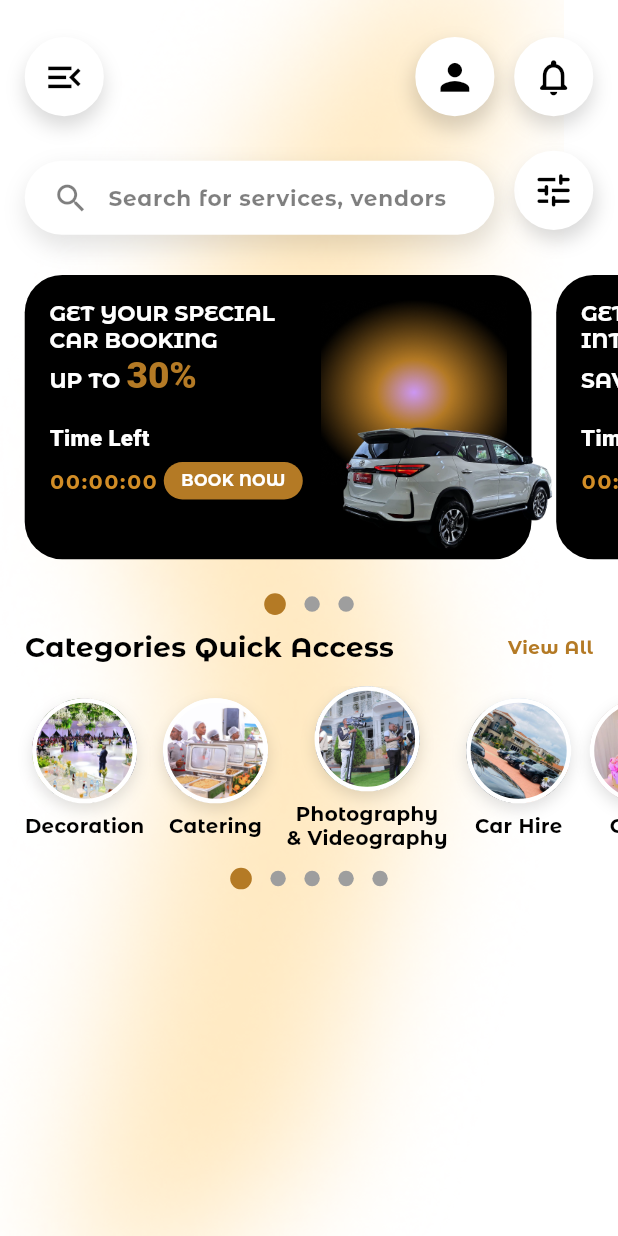
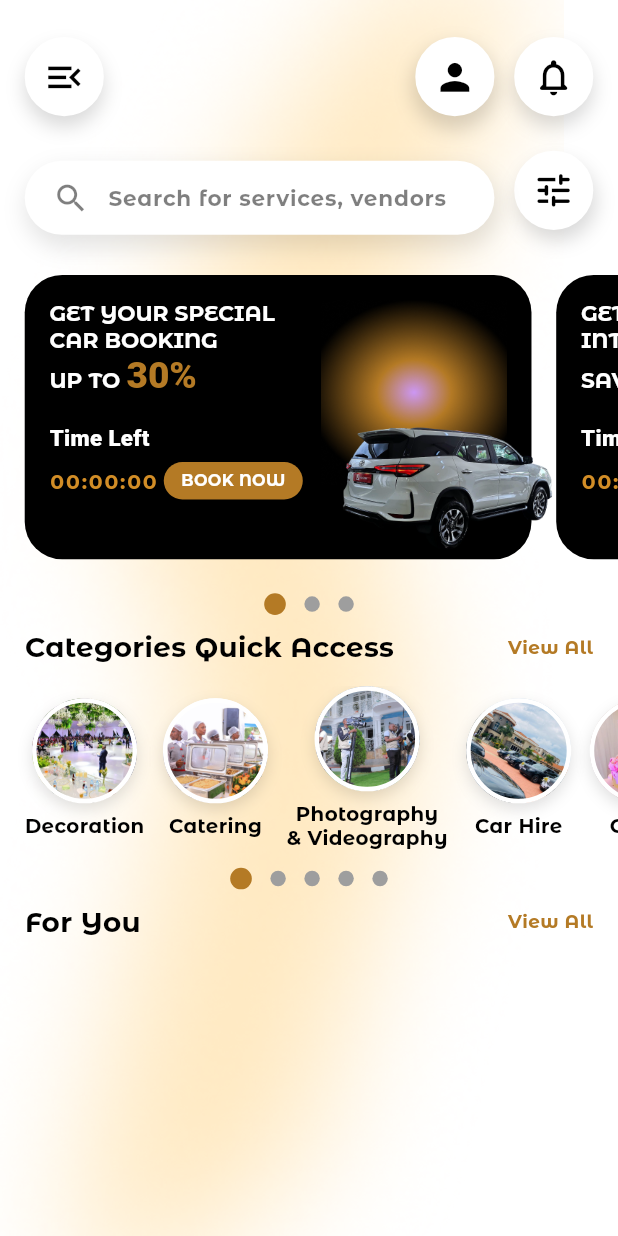
Before and after one commit to Alvin11David/Events-Uganda, a Flutter app: the CustomerHomeScreen screen opened directly, on a phone screen of 412 x 824 dp. Run offline on Flutter 3.47's test engine with Material 3 defaults, Android fonts, the phone set to English and light mode, and no system bars; our stand-ins replace firebase_auth, firebase_core, google_sign_in; accounts and stored records are empty; Roboto replaces fonts that are missing (Abril Fatface).

Commit message:
Changed the size

```diff
--- a/events_uganda/lib/Users/Customers/Customer_Home_Screen.dart
+++ b/events_uganda/lib/Users/Customers/Customer_Home_Screen.dart
@@ -662,6 +662,35 @@ class _CustomerHomeScreenState extends State<CustomerHomeScreen>
                       );
                     }),
                   ),
+                  SizedBox(height: screenWidth * 0.02),
+                  Padding(
+                    padding: EdgeInsets.symmetric(
+                      horizontal: screenWidth * 0.04,
+                    ),
+                    child: Row(
+                      mainAxisAlignment: MainAxisAlignment.spaceBetween,
+                      children: [
+                        Text(
+                          'For You',
+                          style: TextStyle(
+                            fontFamily: 'Montserrat',
+                            fontWeight: FontWeight.w700,
+                            fontSize: screenWidth * 0.045,
+                            color: Colors.black,
+                          ),
+                        ),
+                        Text(
+                          'View All',
+                          style: TextStyle(
+                            fontFamily: 'Montserrat',
+                            fontWeight: FontWeight.w600,
+                            fontSize: screenWidth * 0.030,
+                            color: const Color(0xFFB47A25),
+                          ),
+                        ),
+                      ],
+                    ),
+                  ),
                 ],
               ),
             ),
```
